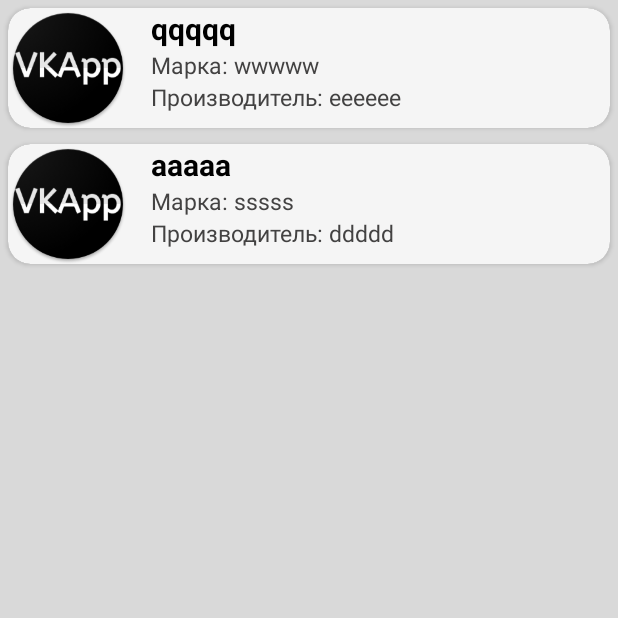
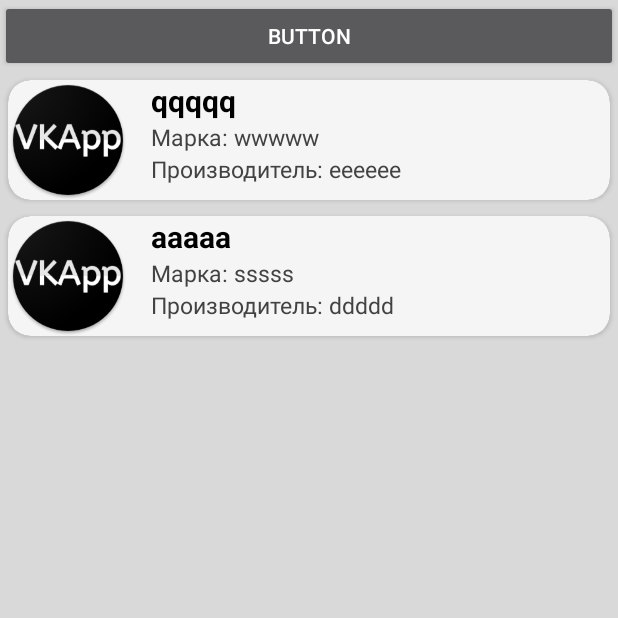
Before and after one commit to mixonko/SQLiteTest, an Android app: the screen it shows after launch (MainActivity), on a phone screen of 412 x 824 dp, the top half of it. Run offline under Robolectric (Android 15) with nearby library versions, the phone set to English and light mode, and no system bars; our stand-ins replace Room's generated code.

Commit message:
table manufacturer

```diff
--- a/app/src/main/java/com/myapp/test/sqlitetest/Entity/Manufacturer.java
+++ b/app/src/main/java/com/myapp/test/sqlitetest/Entity/Manufacturer.java
@@ -6,6 +6,9 @@ import android.arch.persistence.room.PrimaryKey;
 
 @Entity(tableName = "manufacturers")
 public class Manufacturer {
+    public Manufacturer(String name) {
+        this.name = name;
+    }
 
     @PrimaryKey(autoGenerate = true)
     private int id;
--- a/app/src/main/java/com/myapp/test/sqlitetest/ExampleItem.java
+++ b/app/src/main/java/com/myapp/test/sqlitetest/ExampleItem.java
@@ -17,15 +17,31 @@ public class ExampleItem {
         return imageResource;
     }
 
+    public void setImageResource(int imageResource) {
+        this.imageResource = imageResource;
+    }
+
     public String getText1() {
         return text1;
+    }
+
+    public void setText1(String text1) {
+        this.text1 = text1;
     }
 
     public String getText2() {
         return text2;
     }
 
+    public void setText2(String text2) {
+        this.text2 = text2;
+    }
+
     public String getText3() {
         return text3;
     }
+
+    public void setText3(String text3) {
+        this.text3 = text3;
+    }
 }
--- a/app/src/main/java/com/myapp/test/sqlitetest/MainActivity.java
+++ b/app/src/main/java/com/myapp/test/sqlitetest/MainActivity.java
@@ -4,46 +4,51 @@ import android.support.v7.app.AppCompatActivity;
 import android.os.Bundle;
 import android.support.v7.widget.LinearLayoutManager;
 import android.support.v7.widget.RecyclerView;
+import android.view.View;
+import android.widget.Button;
 
 import com.myapp.test.sqlitetest.Database.MyAppDatabase;
 import com.myapp.test.sqlitetest.Entity.Manufacturer;
 
 import java.util.ArrayList;
+import java.util.List;
 
 public class MainActivity extends AppCompatActivity {
     private RecyclerView recyclerView;
     private RecyclerView.Adapter adapter;
     private RecyclerView.LayoutManager layoutManager;
     private MyAppDatabase database;
+    private ArrayList<ExampleItem> exampleItems;
+    Button b;
     @Override
     protected void onCreate(Bundle savedInstanceState) {
         super.onCreate(savedInstanceState);
         setContentView(R.layout.activity_main);
+        database = MyAppDatabase.getDatabase(getApplicationContext());
+        fillDataBase();
 
-        ArrayList<ExampleItem> exampleItems = new ArrayList<>();
+        b = findViewById(R.id.button);
+
+        exampleItems = new ArrayList<>();
         exampleItems.add(new ExampleItem(R.drawable.vkapp, "qqqqq", "wwwww", "eeeeee"));
         exampleItems.add(new ExampleItem(R.drawable.vkapp, "aaaaa", "sssss", "ddddd"));
-
-
-//        Manufacturer manufacturer = new Manufacturer();
-//        manufacturer.setName("aaaaaaaaaaaaaaaaaaaa");
-//
-//        database.manufacturerDao().addManufacturer(manufacturer);
-
-
-
-
 
 
 
 
         recyclerView = findViewById(R.id.recyclerView);
-
         layoutManager = new LinearLayoutManager(this);
         adapter = new ExampleAdapter(exampleItems);
-
         recyclerView.setLayoutManager(layoutManager);
         recyclerView.setAdapter(adapter);
 
+
+
+    }
+
+    private void fillDataBase(){
+        database.manufacturerDao().addManufacturer(new Manufacturer("Япония"));
+        database.manufacturerDao().addManufacturer(new Manufacturer("Китай"));
+        database.manufacturerDao().addManufacturer(new Manufacturer("Германия"));
     }
 }
--- a/app/src/main/res/layout/activity_main.xml
+++ b/app/src/main/res/layout/activity_main.xml
@@ -6,9 +6,18 @@
     android:background="#d9d9d9"  >
 
 
+    <Button
+        android:id="@+id/button"
+        android:layout_width="match_parent"
+        android:layout_height="wrap_content"
+        android:text="Button" />
+
     <android.support.v7.widget.RecyclerView
         android:id="@+id/recyclerView"
         android:layout_width="match_parent"
-        android:layout_height="match_parent"/>
+        android:layout_height="match_parent">
+
+
+    </android.support.v7.widget.RecyclerView>
 
 </LinearLayout>
```
